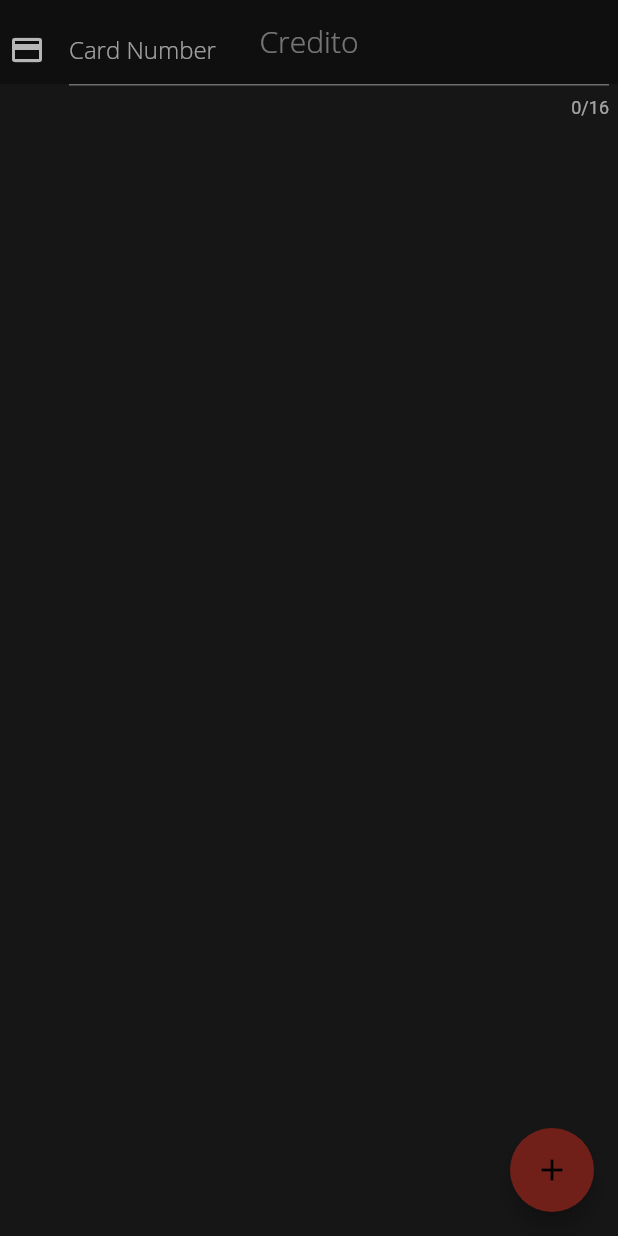
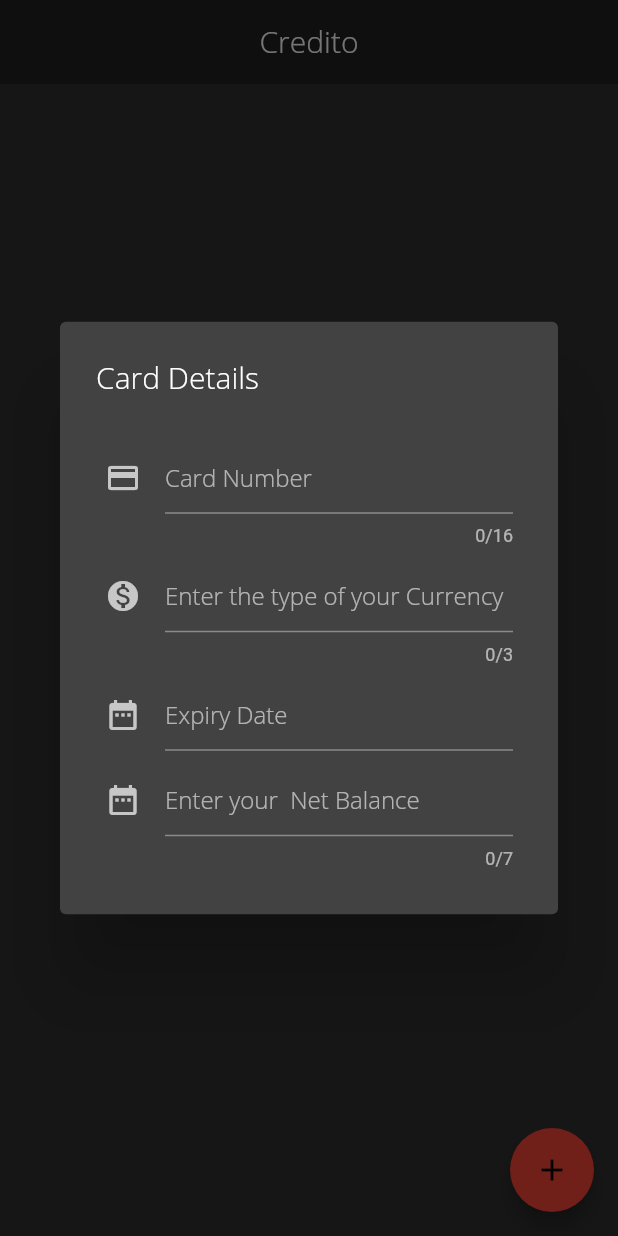
Before and after one commit to VarthanV/Credito, a Flutter app: the HomePage screen opened directly, after a tap on the "add" icon, on a phone screen of 412 x 824 dp. Run offline on Flutter 3.47's test engine with Material 2 defaults, Android fonts, the phone set to English and light mode, and no system bars; our stand-ins replace cloud_firestore, firebase_auth, shared_preferences; accounts and stored records are empty.

Commit message:
Added the Provision for adding New Card

```diff
--- a/lib/pages/HomePage.dart
+++ b/lib/pages/HomePage.dart
@@ -1,5 +1,7 @@
 import 'package:flutter/cupertino.dart';
 import 'package:flutter/material.dart';
+import 'package:cloud_firestore/cloud_firestore.dart';
+import 'package:shared_preferences/shared_preferences.dart';
 
 class HomePage extends StatefulWidget {
   @override
@@ -7,70 +9,152 @@ class HomePage extends StatefulWidget {
 }
 
 class _HomePageState extends State<HomePage> {
-  var key=GlobalKey<FormState>();
+  var key = GlobalKey<FormState>();
 
-  var currency ={'JPY':' ¥ ','INR': '₹','Yuan':'¥','EU':'€'};
+  Map currency = {'JPY': ' ¥ ', 'INR': '₹', 'Yuan': '¥', 'EU': '€'};
+
   //Controllers
-  var _currencyController =new TextEditingController();
+  var _currencyController = new TextEditingController();
+  var _cardController = new TextEditingController();
+  var _dateController = new TextEditingController();
+  var _balanceController = new TextEditingController();
+  var db = Firestore.instance;
+  var email = '';
+
+  @override
+  void initState() {
+    super.initState();
+  }
+
+  newCard() {
+    SharedPreferences.getInstance().then((prefs) {
+      setState(() {
+        email = prefs.getString('email');
+        var id = prefs.getString('id');
+        db.collection('profile').document(id).collection('Cards').add({
+          "cardNumber": _cardController.text,
+          "currency": currency[_currencyController.text],
+          "balance": _balanceController.text,
+          "expiryDate": _dateController.text
+        });
+      });
+    });
+  }
 
   @override
   Widget build(BuildContext context) {
     return Scaffold(
       appBar: AppBar(
         elevation: 0.0,
-
-        title: Text("Credito",style: TextStyle(fontFamily: "Opensans"),),
+        title: Text(
+          "Credito",
+          style: TextStyle(fontFamily: "Opensans"),
+        ),
         centerTitle: true,
-
       ),
       floatingActionButton: FloatingActionButton(
           backgroundColor: Colors.red,
           foregroundColor: Colors.black,
           child: Icon(Icons.add),
-      onPressed: (){
+          onPressed: () {
             setState(() {
               showDialog(
                 context: context,
                 barrierDismissible: true,
+                child: AlertDialog(
+                  title: Text(
+                    "Card Details",
+                    style: TextStyle(fontFamily: "OpenSans"),
+                  ),
+                  content: Container(
+                    height: 300,
+                    width: 300,
                     child: Form(
-
                         key: key,
-              child:ListView(
+                        child: ListView(
+                          shrinkWrap: true,
                           children: <Widget>[
                             Container(
-                    padding: EdgeInsets.only(top: 6.0,left: 6.0,right: 6.0),
-                    margin: EdgeInsets.only(top:3.0),
+                              padding: EdgeInsets.only(
+                                  top: 6.0, left: 6.0, right: 6.0),
+                              margin: EdgeInsets.only(top: 3.0),
+                              child: TextFormField(
+                                controller: _cardController,
+                                maxLength: 16,
+                                keyboardType: TextInputType.number,
+                                decoration: InputDecoration(
+                                  icon: Icon(Icons.payment),
+                                  hintText: "Card Number",
+                                  hintStyle: TextStyle(fontFamily: "OpenSans"),
+                                ),
+                                style: TextStyle(fontFamily: "OpenSans"),
+                              ),
+                            ),
+                            Container(
+                                padding: EdgeInsets.only(
+                                    top: 6.0, left: 6.0, right: 6.0),
+                                margin: EdgeInsets.only(top: 3.0),
                                 child: TextFormField(
                                   controller: _currencyController,
-                      maxLength: 16,
+                                  maxLength: 3,
                                   decoration: InputDecoration(
-                        icon:Icon(Icons.payment),
-                        hintText: "Card Number",
-                        hintStyle: TextStyle(fontFamily:"OpenSans" )
-
+                                      icon: Icon(Icons.monetization_on),
+                                      hintText:
+                                          "Enter the type of your Currency",
+                                      hintStyle:
+                                          TextStyle(fontFamily: "OpenSans")),
+                                  style: TextStyle(fontFamily: "OpenSans"),
+                                )),
+                            Container(
+                                padding: EdgeInsets.only(
+                                    top: 6.0, left: 6.0, right: 6.0),
+                                margin: EdgeInsets.only(top: 3.0),
+                                child: TextFormField(
+                                  controller: _dateController,
+                                  decoration: InputDecoration(
+                                      icon: Icon(Icons.date_range),
+                                      hintText: "Expiry Date",
+                                      hintStyle:
+                                          TextStyle(fontFamily: "OpenSans")),
+                                  style: TextStyle(fontFamily: "OpenSans"),
+                                )),
+                            Container(
+                                padding: EdgeInsets.only(
+                                    top: 6.0, left: 6.0, right: 6.0),
+                                margin: EdgeInsets.only(top: 3.0),
+                                child: TextFormField(
+                                  controller: _balanceController,
+                                  maxLength: 7,
+                                  keyboardType: TextInputType.number,
+                                  decoration: InputDecoration(
+                                      icon: Icon(Icons.date_range),
+                                      hintText: "Enter your  Net Balance",
+                                      hintStyle:
+                                          TextStyle(fontFamily: "OpenSans")),
+                                  style: TextStyle(fontFamily: "OpenSans"),
+                                )),
+                            Container(
+                                padding: EdgeInsets.only(
+                                    top: 6.0, left: 6.0, right: 6.0),
+                                margin: EdgeInsets.only(top: 3.0),
+                                alignment: Alignment.topRight,
+                                child: FlatButton(
+                                  color: Colors.teal,
+                                  child: Text(
+                                    "Submit",
+                                    style: TextStyle(fontFamily: "OpenSans"),
                                   ),
-                      style: TextStyle(fontFamily: "OpenSans"),
-
-
+                                  onPressed: () {
+                                    newCard();
+                                  },
+                                ))
+                          ],
+                        )),
                   ),
-                  )
-
-                ],
-              )
-            )
-
-
-
-
+                ),
               );
-
-
             });
-
-      }
-    ),
-
-
+          }),
     );
   }
 }
```
Lines whose indentation alone changed are shown as unchanged.
